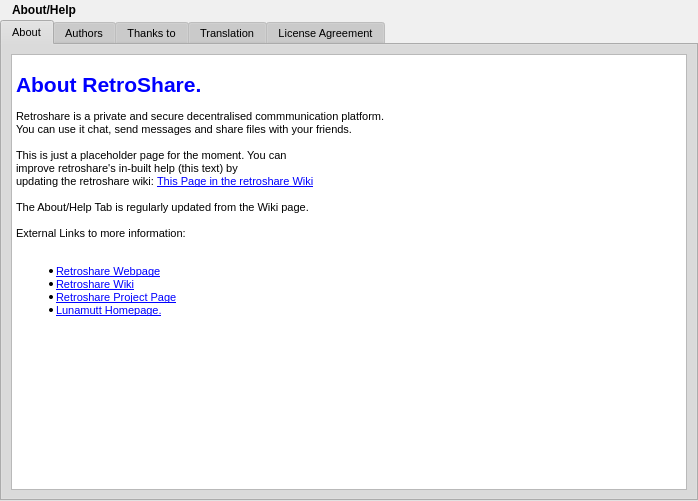
Before: the Qt Designer form rs-Qt-gui/src/gui/HelpDialog.ui in autoscatto/retroshare, drawn with Qt 5.
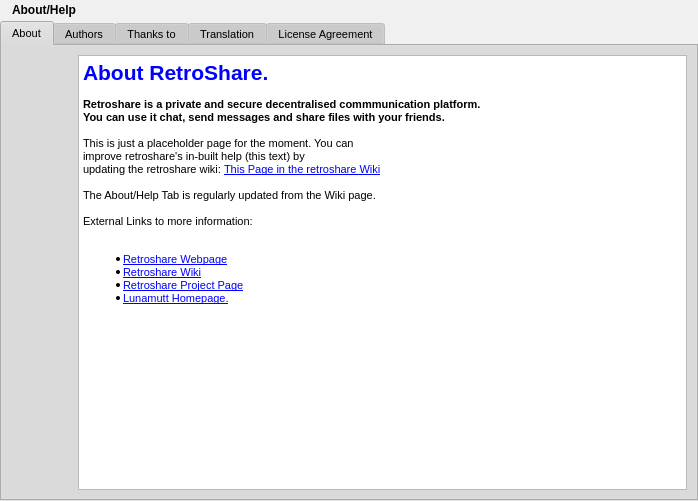
After: the same form once the commit is applied. The open tabs and pages were chosen to show the change. Icons and pictures are not drawn.

Commit message: -fixed search Button size. -added RetroShare logo

Patch:
```diff
--- a/rs-Qt-gui/src/gui/HelpDialog.ui
+++ b/rs-Qt-gui/src/gui/HelpDialog.ui
@@ -505,7 +505,7 @@
     <number>0</number>
    </property>
    <property name="spacing" >
-    <number>0</number>
+    <number>1</number>
    </property>
    <item row="1" column="0" >
     <widget class="QTabWidget" name="tabWidget" >
@@ -523,15 +523,14 @@
        <property name="spacing" >
         <number>6</number>
        </property>
-       <item row="0" column="0" >
+       <item rowspan="2" row="0" column="1" >
         <widget class="QTextBrowser" name="textBrowser" >
          <property name="html" >
           <string>&lt;html>&lt;head>&lt;meta name="qrichtext" content="1" />&lt;style type="text/css">
 p, li { white-space: pre-wrap; }
 &lt;/style>&lt;/head>&lt;body style=" font-family:'Arial'; font-size:8pt; font-weight:400; font-style:normal; text-decoration:none;">
-&lt;p style="-qt-paragraph-type:empty; margin-top:0px; margin-bottom:0px; margin-left:0px; margin-right:0px; -qt-block-indent:0; text-indent:0px;">&lt;/p>
-&lt;p style=" margin-top:0px; margin-bottom:0px; margin-left:0px; margin-right:0px; -qt-block-indent:0; text-indent:0px; font-size:large; font-weight:600; text-decoration: underline; color:#0000ff;">&lt;span style=" font-size:xx-large; text-decoration:none;">About RetroShare.&lt;/span>&lt;/p>
-&lt;p style=" margin-top:0px; margin-bottom:0px; margin-left:0px; margin-right:0px; -qt-block-indent:0; text-indent:0px;">&lt;br />Retroshare is a private and secure decentralised commmunication platform.&lt;br />You can use it chat, send messages and share files with your friends.&lt;br />&lt;br />This is just a placeholder page for the moment. You can&lt;br />improve retroshare's in-built help (this text) by&lt;br />updating the retroshare wiki: &lt;a href="http://retroshare.wiki.sourceforge.net/help_tab">&lt;span style=" text-decoration: underline; color:#0000ff;">This Page in the retroshare Wiki&lt;/span>&lt;/a>&lt;br />&lt;br />The About/Help Tab is regularly updated from the Wiki page.&lt;br />&lt;br />External Links to more information:&lt;br />&lt;/p>
+&lt;p style=" margin-top:0px; margin-bottom:0px; margin-left:0px; margin-right:0px; -qt-block-indent:0; text-indent:0px;">&lt;span style=" font-size:xx-large; font-weight:600; color:#0000ff;">About RetroShare.&lt;/span>&lt;/p>
+&lt;p style=" margin-top:0px; margin-bottom:0px; margin-left:0px; margin-right:0px; -qt-block-indent:0; text-indent:0px;">&lt;br />&lt;span style=" font-weight:600;">Retroshare is a private and secure decentralised commmunication platform.&lt;br />You can use it chat, send messages and share files with your friends.&lt;/span>&lt;br />&lt;br />This is just a placeholder page for the moment. You can&lt;br />improve retroshare's in-built help (this text) by&lt;br />updating the retroshare wiki: &lt;a href="http://retroshare.wiki.sourceforge.net/help_tab">&lt;span style=" text-decoration: underline; color:#0000ff;">This Page in the retroshare Wiki&lt;/span>&lt;/a>&lt;br />&lt;br />The About/Help Tab is regularly updated from the Wiki page.&lt;br />&lt;br />External Links to more information:&lt;br />&lt;/p>
 &lt;ul style="-qt-list-indent: 1;">&lt;li style=" margin-top:0px; margin-bottom:0px; margin-left:0px; margin-right:0px; -qt-block-indent:0; text-indent:0px;">&lt;a href="http://retroshare.sourceforge.net">&lt;span style=" text-decoration: underline; color:#0000ff;">Retroshare Webpage&lt;/span>&lt;/a>&lt;/li>
 &lt;li style=" margin-top:0px; margin-bottom:0px; margin-left:0px; margin-right:0px; -qt-block-indent:0; text-indent:0px;">&lt;a href="http://retroshare.wiki.sourceforge.net/">&lt;span style=" text-decoration: underline; color:#0000ff;">Retroshare Wiki&lt;/span>&lt;/a>&lt;/li>
 &lt;li style=" margin-top:0px; margin-bottom:0px; margin-left:0px; margin-right:0px; -qt-block-indent:0; text-indent:0px;">&lt;a href="http://sourceforge.net/projects/retroshare/">&lt;span style=" text-decoration: underline; color:#0000ff;">Retroshare Project Page&lt;/span>&lt;/a>&lt;/li>
@@ -542,6 +541,29 @@
          </property>
         </widget>
        </item>
+       <item row="1" column="0" >
+        <spacer>
+         <property name="orientation" >
+          <enum>Qt::Vertical</enum>
+         </property>
+         <property name="sizeHint" >
+          <size>
+           <width>61</width>
+           <height>161</height>
+          </size>
+         </property>
+        </spacer>
+       </item>
+       <item row="0" column="0" >
+        <widget class="QLabel" name="label_3" >
+         <property name="text" >
+          <string/>
+         </property>
+         <property name="pixmap" >
+          <pixmap resource="images.qrc" >:/images/retrosharelogo1.png</pixmap>
+         </property>
+        </widget>
+       </item>
       </layout>
      </widget>
      <widget class="QWidget" name="tab_2" >
```
Left out of the diff: 2 changed lines with no effect on the pictures. The commit also changes 1 other file.
